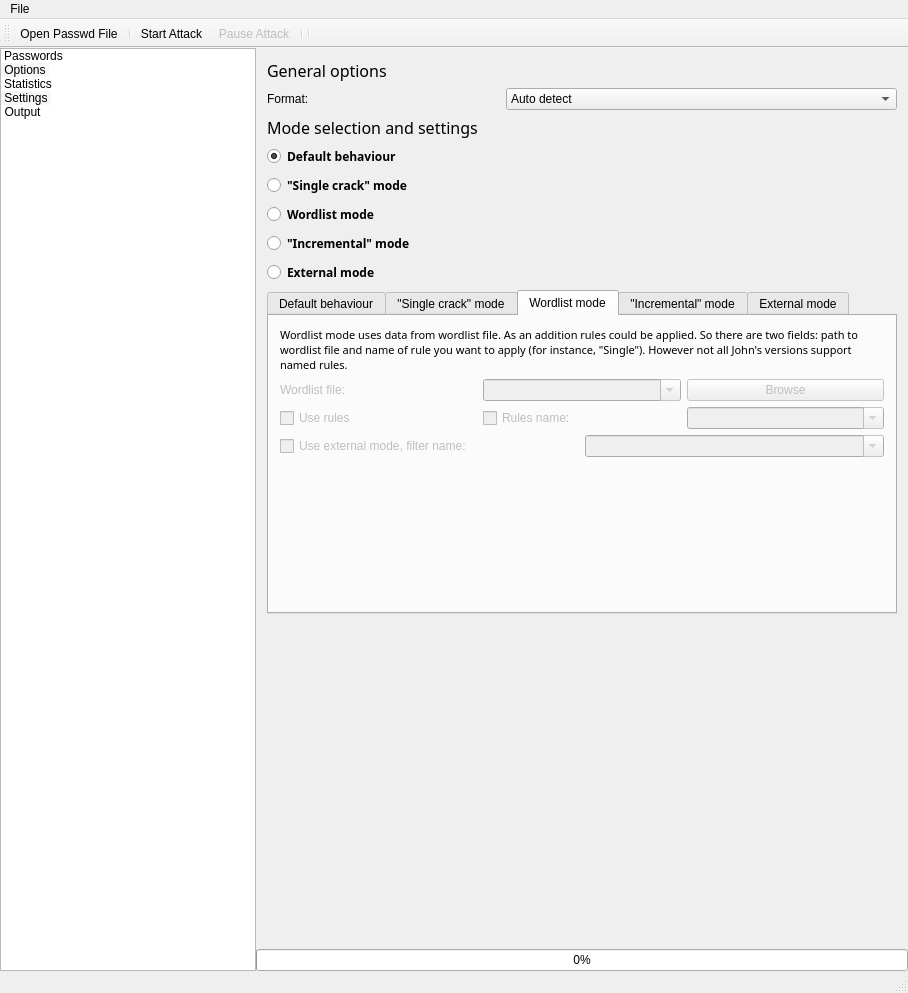
openwall/johnny, file mainwindow.ui: the form before one commit.
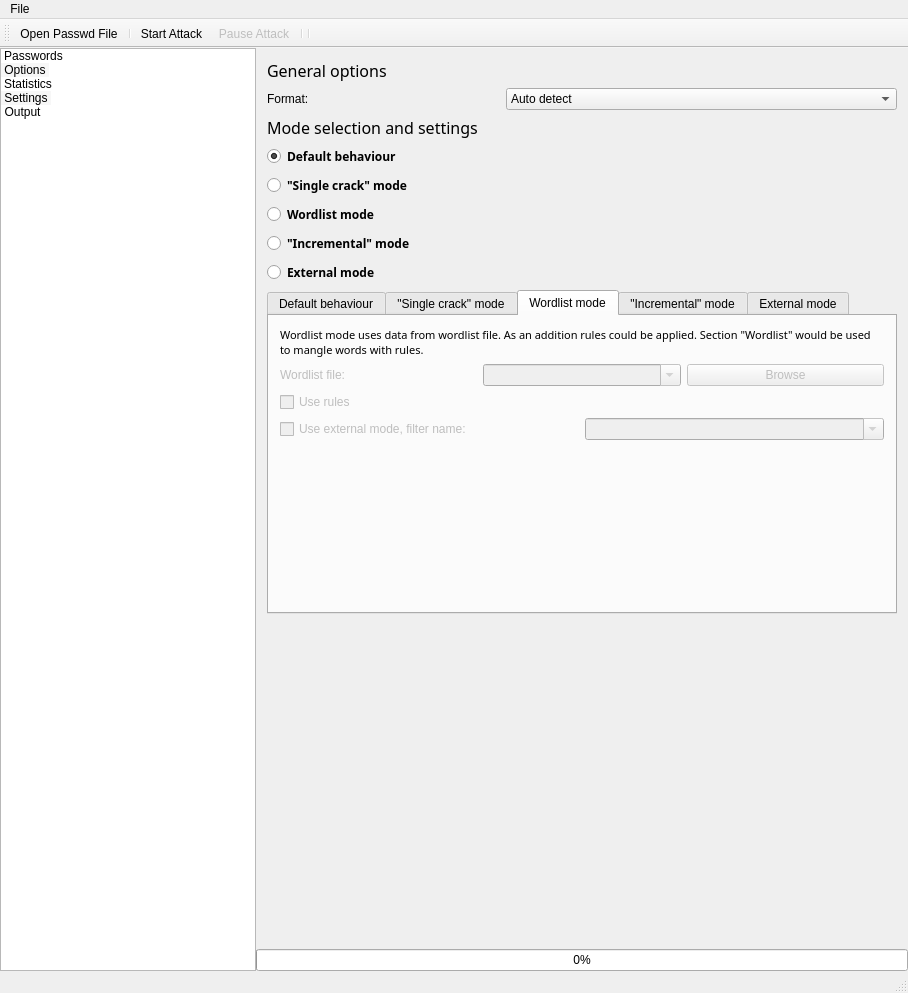
The form after the commit. The open tabs and pages were chosen to show the change. Icons and pictures are not drawn.

Commit message: disabled options available only in jumbo

```diff
--- a/mainwindow.ui
+++ b/mainwindow.ui
@@ -1077,7 +1077,7 @@
                     </font>
                    </property>
                    <property name="text">
-                    <string>Wordlist mode uses data from wordlist file. As an addition rules could be applied. So there are two fields: path to wordlist file and name of rule you want to apply (for instance, &quot;Single&quot;). However not all John's versions support named rules.</string>
+                    <string>Wordlist mode uses data from wordlist file. As an addition rules could be applied. Section "Wordlist" would be used to mangle words with rules.</string>
                    </property>
                    <property name="wordWrap">
                     <bool>true</bool>
@@ -1130,26 +1130,26 @@
                      </property>
                     </widget>
                    </item>
-                   <item>
-                    <widget class="QCheckBox" name="checkBox_WordlistModeRulesName">
-                     <property name="enabled">
-                      <bool>false</bool>
-                     </property>
-                     <property name="text">
-                      <string>Rules name:</string>
-                     </property>
-                    </widget>
-                   </item>
-                   <item>
-                    <widget class="QComboBox" name="comboBox_WordlistModeRulesName">
-                     <property name="enabled">
-                      <bool>false</bool>
-                     </property>
-                     <property name="editable">
-                      <bool>true</bool>
-                     </property>
-                    </widget>
-                   </item>
+                   <!-- <item> -->
+                   <!--  <widget class="QCheckBox" name="checkBox_WordlistModeRulesName"> -->
+                   <!--   <property name="enabled"> -->
+                   <!--    <bool>false</bool> -->
+                   <!--   </property> -->
+                   <!--   <property name="text"> -->
+                   <!--    <string>Rules name:</string> -->
+                   <!--   </property> -->
+                   <!--  </widget> -->
+                   <!-- </item> -->
+                   <!-- <item> -->
+                   <!--  <widget class="QComboBox" name="comboBox_WordlistModeRulesName"> -->
+                   <!--   <property name="enabled"> -->
+                   <!--    <bool>false</bool> -->
+                   <!--   </property> -->
+                   <!--   <property name="editable"> -->
+                   <!--    <bool>true</bool> -->
+                   <!--   </property> -->
+                   <!--  </widget> -->
+                   <!-- </item> -->
                   </layout>
                  </item>
                  <item>
```
The commit also changes 1 other file.
